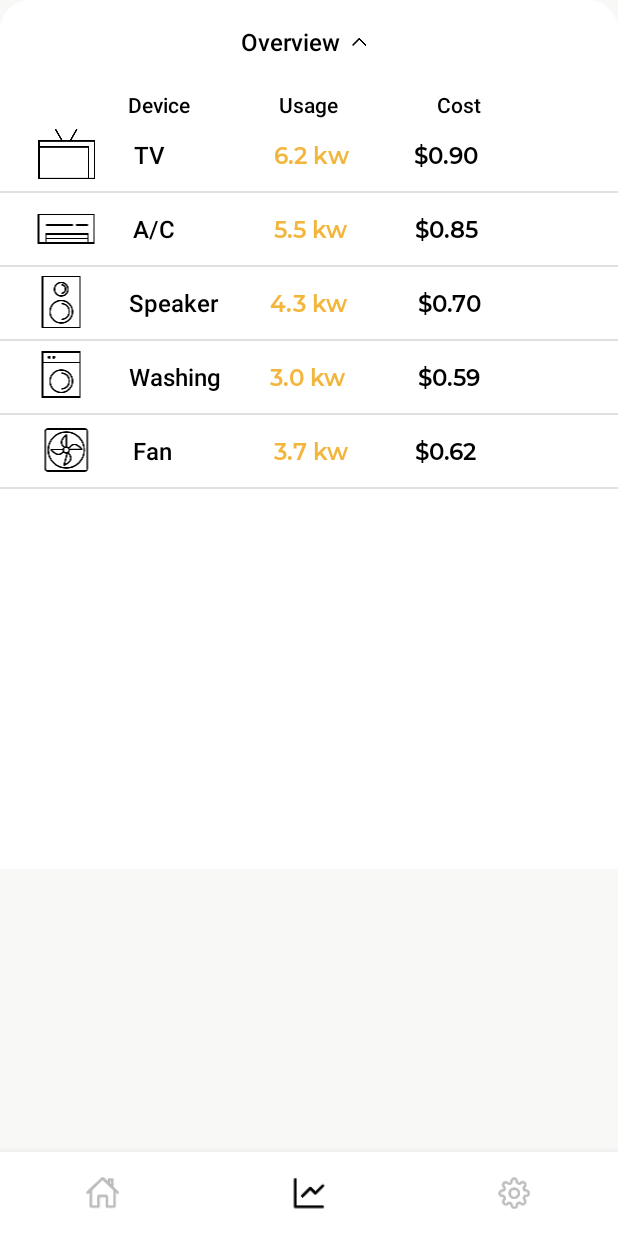
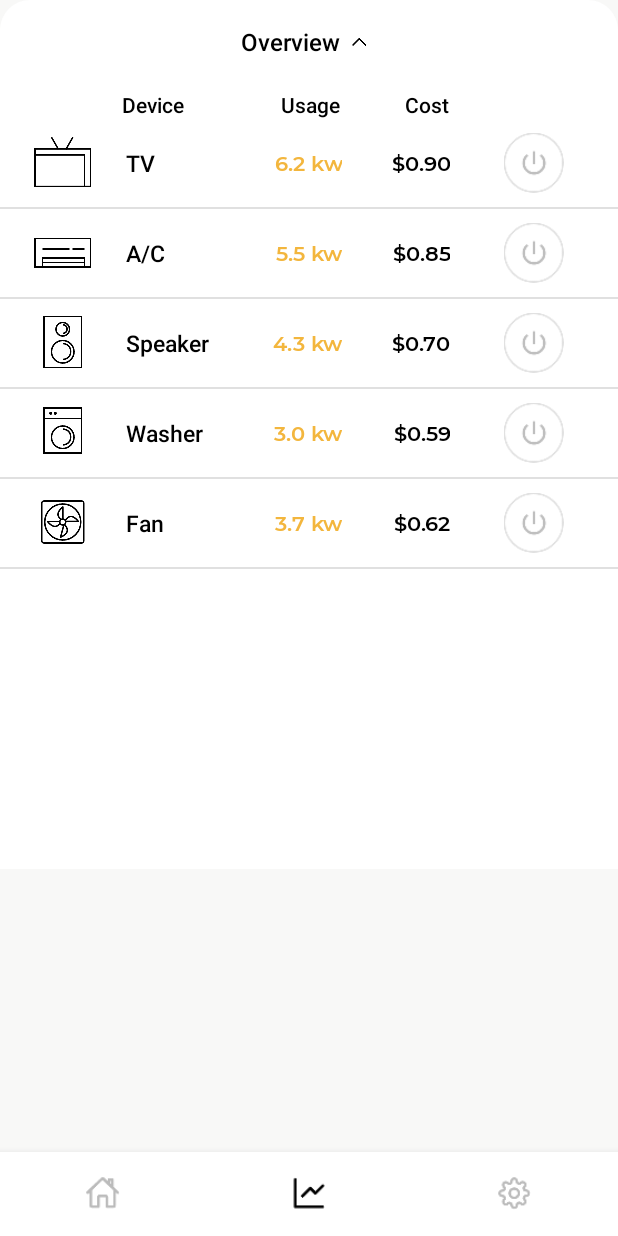
Before and after one commit to jiwon-o/SmartHome, an Android app: the screen it shows after launch (MainActivity), item 2 of the bottom bar chosen, on a phone screen of 412 x 824 dp. Run offline under Robolectric (Android 15) with nearby library versions, the phone set to English and light mode, and no system bars; plain views replace SlidingUpPanelLayout.

Commit message:
하단 드로어 버튼 구현 완료

```diff
--- /dev/null
+++ b/app/src/main/java/com/appforest/smarthome/CheckableLinearLayout.java
@@ -0,0 +1,60 @@
+package com.appforest.smarthome;
+
+import android.content.Context;
+import android.util.AttributeSet;
+import android.view.View;
+import android.widget.CheckBox;
+import android.widget.Checkable;
+import android.widget.ImageView;
+import android.widget.LinearLayout;
+import android.widget.ToggleButton;
+
+class CheckableLinearLayout extends LinearLayout implements Checkable {
+
+    // 만약 CheckBox가 아닌 View를 추가한다면 아래의 변수 사용 가능.
+     private boolean mIsChecked;
+
+    public CheckableLinearLayout(Context context, AttributeSet attrs) {
+        super(context, attrs);
+
+         mIsChecked = true ;
+
+    }
+
+    @Override
+    public void setChecked(boolean checked) {
+        ImageView tb = (ImageView) findViewById(R.id.iv_power) ;
+
+        tb.setOnClickListener(new View.OnClickListener() {
+
+            @Override
+            public void onClick(View v) {
+                if (mIsChecked == true) {
+                    tb.setImageResource(R.drawable.ic_on);
+                    mIsChecked = false;
+                } else {
+                    tb.setImageResource(R.drawable.ic_off);
+                    mIsChecked = true;
+                }
+            }
+        });
+
+        // CheckBox 가 아닌 View의 상태 변경.
+    }
+
+    @Override
+    public boolean isChecked() {
+        ImageView tb = (ImageView) findViewById(R.id.iv_power) ;
+
+
+         return mIsChecked ;
+    }
+
+    @Override
+    public void toggle() {
+        ImageView tb = (ImageView) findViewById(R.id.iv_power) ;
+
+        //setChecked(tv.isChecked() ? false : true) ;
+        setChecked(mIsChecked ? false : true) ;
+    }
+}
--- a/app/src/main/java/com/appforest/smarthome/StatsFragment.java
+++ b/app/src/main/java/com/appforest/smarthome/StatsFragment.java
@@ -10,8 +10,10 @@ import android.view.View;
 import android.view.ViewGroup;
 import android.widget.AdapterView;
 import android.widget.ArrayAdapter;
+import android.widget.ImageView;
 import android.widget.ListView;
 import android.widget.Toast;
+import android.widget.ToggleButton;
 
 /**
  * A simple {@link Fragment} subclass.
@@ -52,6 +54,7 @@ public class StatsFragment extends Fragment {
         return fragment;
     }
 
+
     @Override
     public void onCreate(Bundle savedInstanceState) {
         super.onCreate(savedInstanceState);
@@ -85,15 +88,18 @@ public class StatsFragment extends Fragment {
                 "A/C", "5.5 kw", "$0.85") ;
         // 세 번째 아이템 추가.
         adapter.addItem(ContextCompat.getDrawable(getActivity(), R.drawable.ic_speaker),
-                " Speaker", "4.3 kw", "$0.70") ;
+                "Speaker", "4.3 kw", "$0.70") ;
 
         adapter.addItem(ContextCompat.getDrawable(getActivity(), R.drawable.ic_washing),
-                " Washing", "3.0 kw", "$0.59") ;
+                "Washer", "3.0 kw", "$0.59") ;
 
         adapter.addItem(ContextCompat.getDrawable(getActivity(), R.drawable.ic_fan),
                 "Fan", "3.7 kw", "$0.62") ;
 
         return view;
+
+
     }
 
+
 }
--- a/app/src/main/res/layout/fragment_stats.xml
+++ b/app/src/main/res/layout/fragment_stats.xml
@@ -78,19 +78,24 @@
             android:layout_height="wrap_content"
             android:background="@color/white"
             android:paddingTop="20dp"
-            android:paddingLeft="55dp"
-            android:paddingRight="55dp"
+            android:paddingLeft="45dp"
+            android:paddingRight="40dp"
             android:gravity="center"
             android:orientation="horizontal">
+
+            <View
+                android:layout_width="0dp"
+                android:layout_height="0dp"
+                android:layout_weight="1"/>
 
             <TextView
                 android:layout_width="0dp"
                 android:layout_height="wrap_content"
-                android:layout_weight="1"
+                android:layout_weight="2"
                 android:fontFamily="sans-serif-medium"
                 android:textStyle="normal"
                 android:textSize="14sp"
-                android:gravity="center"
+                android:gravity="left"
                 android:textColor="#000000"
                 android:lineSpacingExtra="3sp"
                 android:text="Device"/>
@@ -98,9 +103,9 @@
             <TextView
                 android:layout_width="0dp"
                 android:layout_height="wrap_content"
-                android:layout_weight="1"
+                android:layout_weight="2"
                 android:fontFamily="sans-serif-medium"
-                android:gravity="center"
+                android:gravity="right"
                 android:textStyle="normal"
                 android:textSize="14sp"
                 android:textColor="#000000"
@@ -109,15 +114,19 @@
             <TextView
                 android:layout_width="0dp"
                 android:layout_height="wrap_content"
-                android:layout_weight="1"
+                android:layout_weight="2"
                 android:fontFamily="sans-serif-medium"
-                android:gravity="center"
+                android:gravity="right"
                 android:textStyle="normal"
                 android:textSize="14sp"
                 android:textColor="#000000"
                 android:lineSpacingExtra="3sp"
                 android:text="Cost"/>
 
+            <View
+                android:layout_width="0dp"
+                android:layout_height="0dp"
+                android:layout_weight="2"/>
 
         </LinearLayout>
 
@@ -126,6 +135,7 @@
             android:id="@+id/listView"
             android:layout_width="match_parent"
             android:background="@color/white"
+            android:choiceMode="multipleChoice"
             android:layout_height="500dp">
 
         </ListView>
--- a/app/src/main/res/layout/listview_item.xml
+++ b/app/src/main/res/layout/listview_item.xml
@@ -1,59 +1,66 @@
 <?xml version="1.0" encoding="utf-8"?>
-<LinearLayout xmlns:android="http://schemas.android.com/apk/res/android"
+<com.appforest.smarthome.CheckableLinearLayout xmlns:android="http://schemas.android.com/apk/res/android"
     android:layout_width="match_parent"
     android:layout_height="match_parent"
-    android:orientation="horizontal">
+    android:paddingTop="5dp"
+    android:paddingBottom="5dp"
+    android:layout_margin="10dp"
+    android:orientation="horizontal"
+    android:descendantFocusability="blocksDescendants">
 
     <ImageView
         android:id="@+id/imageView1"
         android:layout_width="wrap_content"
-        android:layout_height="match_parent"
+        android:layout_height="wrap_content"
         android:layout_gravity="center"
         android:layout_weight="1" />
 
-    <LinearLayout
-        android:layout_width="wrap_content"
-        android:layout_height="match_parent"
-        android:layout_weight="4"
-        android:gravity="center"
-        android:orientation="horizontal">
+
 
         <TextView
             android:id="@+id/textView1"
             android:layout_width="0dp"
             android:layout_height="wrap_content"
-            android:layout_weight="1"
+            android:layout_weight="2"
             android:fontFamily="sans-serif-medium"
             android:text="New Text"
+            android:gravity="left"
+            android:layout_gravity="center"
             android:textColor="#000000"
-            android:textSize="16sp"
+            android:textSize="15sp"
             android:textStyle="normal" />
 
         <TextView
             android:id="@+id/textView2"
             android:layout_width="0dp"
             android:layout_height="wrap_content"
-            android:layout_weight="1"
+            android:layout_weight="2"
+            android:gravity="right"
             android:fontFamily="@font/montserrat_semibold"
             android:text="New Text"
+            android:layout_gravity="center"
             android:textColor="#f3b63d"
-            android:textSize="15sp"
+            android:textSize="14sp"
             android:textStyle="normal" />
 
         <TextView
             android:id="@+id/textView3"
             android:layout_width="0dp"
             android:layout_height="wrap_content"
-            android:layout_weight="1"
+            android:layout_weight="2"
+            android:gravity="right"
+            android:layout_gravity="center"
             android:fontFamily="@font/montserrat_semibold"
             android:text="New Text"
             android:textColor="#000000"
-            android:textSize="15sp"
+            android:textSize="14sp"
             android:textStyle="normal" />
-    </LinearLayout>
+
     <ImageView
-        android:id="@+id/imageView2"
-        android:layout_width="wrap_content"
-        android:layout_height="match_parent"
-        android:layout_weight="1" />
-</LinearLayout>
+        android:layout_width="40dp"
+        android:layout_height="40dp"
+        android:id="@+id/iv_power"
+        android:layout_gravity="center"
+        android:src="@drawable/ic_off"
+        android:layout_weight="2" />
+</com.appforest.smarthome.CheckableLinearLayout>
```
